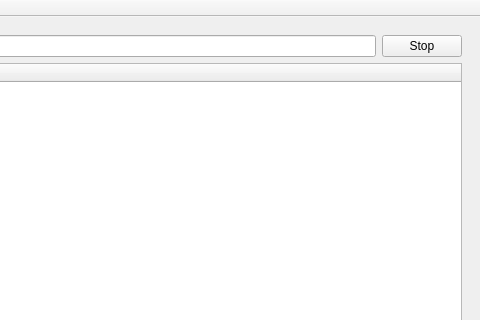
Before: the Qt Designer form mainwindow.ui in brianalexander/cpsc-362-cpp-qt-search, drawn with Qt 5; both pictures show x 646 to 1126 and y 0 to 320 of the 1126 by 879 pixel window.
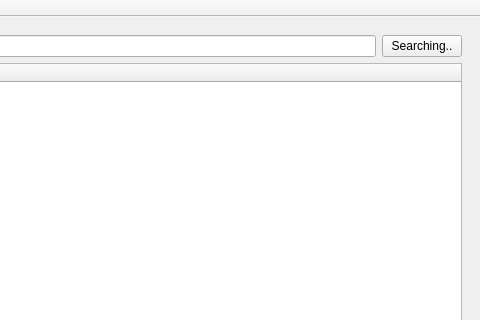
After: the same form once the commit is applied. The open tabs and pages were chosen to show the change.

```diff
--- a/mainwindow.ui
+++ b/mainwindow.ui
@@ -94,7 +94,7 @@
           <item>
            <widget class="QPushButton" name="pushButton_2">
             <property name="text">
-             <string>Stop</string>
+             <string>Searching..</string>
             </property>
            </widget>
           </item>
```
